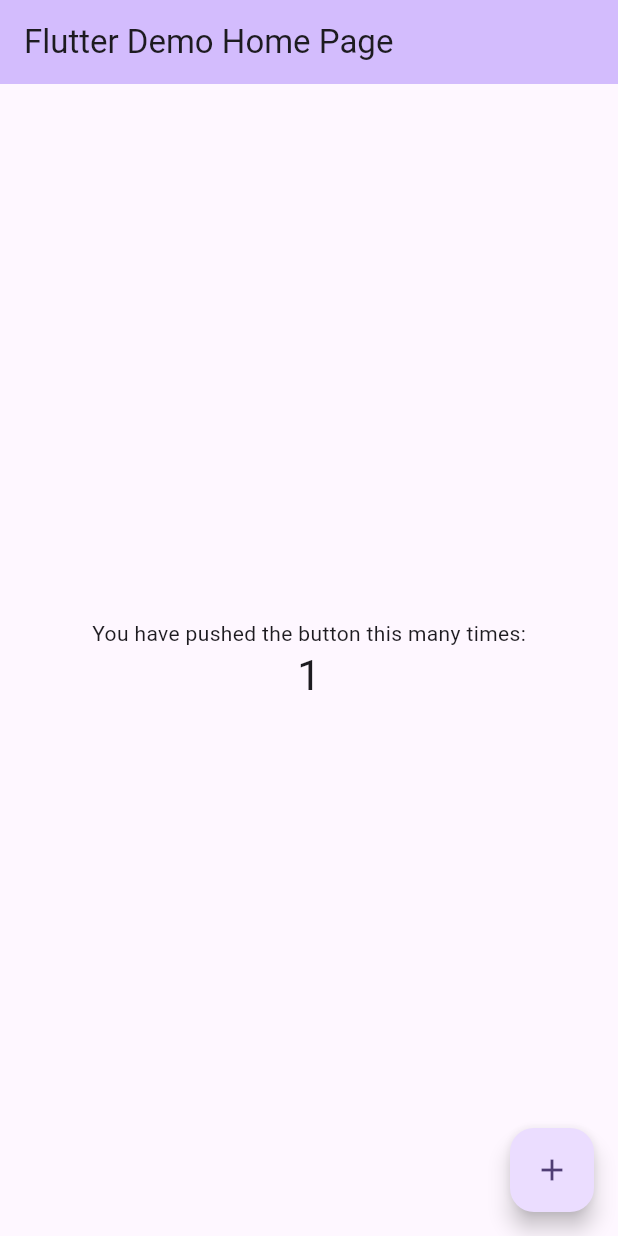
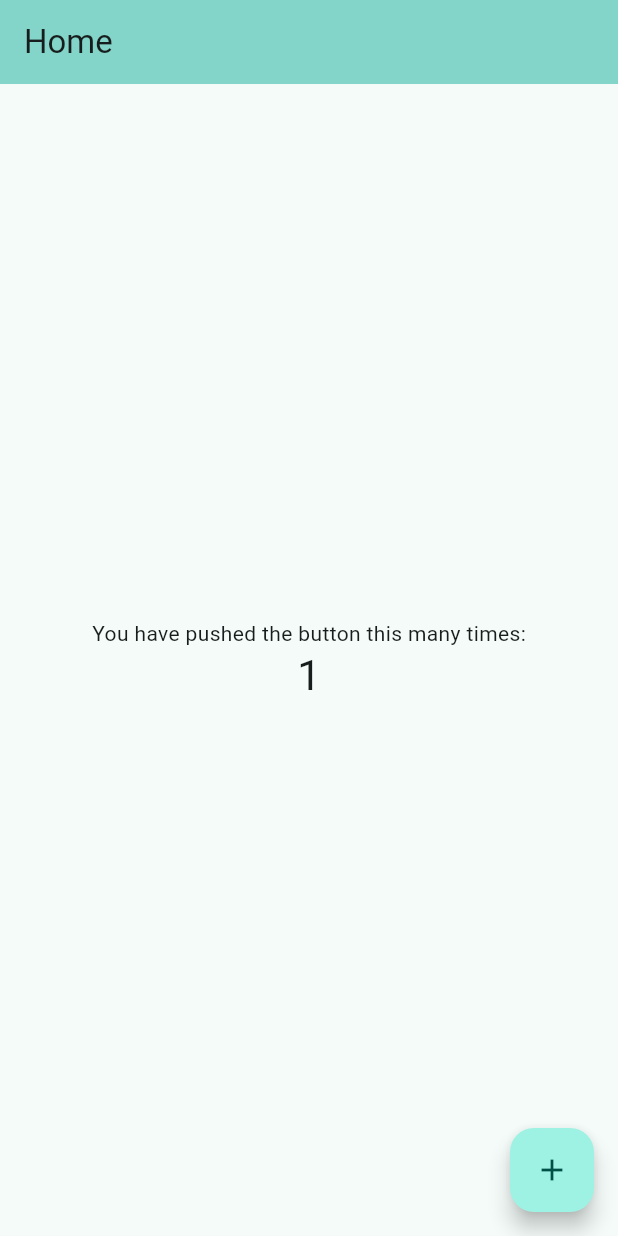
Before and after one commit to iamsongdeng/flutter_getx_template, a Flutter app: the screen it shows after launch, after a tap on the "add" icon, on a phone screen of 412 x 824 dp. Run offline on Flutter 3.47's test engine with Material 3 defaults, Android fonts, the phone set to English and light mode, and no system bars.

Commit message:
调整目录结构

```diff
--- /dev/null
+++ b/lib/common/global/app_global.dart
@@ -0,0 +1,7 @@
+import 'package:flutter/material.dart';
+
+class AppGlobal {
+  static Future init() async {
+    WidgetsFlutterBinding.ensureInitialized();
+  }
+}
--- a/lib/main.dart
+++ b/lib/main.dart
@@ -1,7 +1,10 @@
 import 'package:flutter/material.dart';
+import 'package:flutter_getx_template/common/global/app_global.dart';
+import 'package:flutter_getx_template/pages/home/my_home_page.dart';
+import 'package:flutter_getx_template/pages/home/home_page.dart';
 
 void main() {
-  runApp(const MyApp());
+  AppGlobal.init().then((_) => runApp(const MyApp()));
 }
 
 class MyApp extends StatelessWidget {
@@ -13,113 +16,10 @@ class MyApp extends StatelessWidget {
     return MaterialApp(
       title: 'Flutter Demo',
       theme: ThemeData(
-        // This is the theme of your application.
-        //
-        // TRY THIS: Try running your application with "flutter run". You'll see
-        // the application has a purple toolbar. Then, without quitting the app,
-        // try changing the seedColor in the colorScheme below to Colors.green
-        // and then invoke "hot reload" (save your changes or press the "hot
-        // reload" button in a Flutter-supported IDE, or press "r" if you used
-        // the command line to start the app).
-        //
-        // Notice that the counter didn't reset back to zero; the application
-        // state is not lost during the reload. To reset the state, use hot
-        // restart instead.
-        //
-        // This works for code too, not just values: Most code changes can be
-        // tested with just a hot reload.
-        colorScheme: ColorScheme.fromSeed(seedColor: Colors.deepPurple),
+        colorScheme: ColorScheme.fromSeed(seedColor: Colors.teal),
         useMaterial3: true,
       ),
-      home: const MyHomePage(title: 'Flutter Demo Home Page'),
+      home: const HomePage(),
     );
   }
 }
-
-class MyHomePage extends StatefulWidget {
-  const MyHomePage({super.key, required this.title});
-
-  // This widget is the home page of your application. It is stateful, meaning
-  // that it has a State object (defined below) that contains fields that affect
-  // how it looks.
-
-  // This class is the configuration for the state. It holds the values (in this
-  // case the title) provided by the parent (in this case the App widget) and
-  // used by the build method of the State. Fields in a Widget subclass are
-  // always marked "final".
-
-  final String title;
-
-  @override
-  State<MyHomePage> createState() => _MyHomePageState();
-}
-
-class _MyHomePageState extends State<MyHomePage> {
-  int _counter = 0;
-
-  void _incrementCounter() {
-    setState(() {
-      // This call to setState tells the Flutter framework that something has
-      // changed in this State, which causes it to rerun the build method below
-      // so that the display can reflect the updated values. If we changed
-      // _counter without calling setState(), then the build method would not be
-      // called again, and so nothing would appear to happen.
-      _counter++;
-    });
-  }
-
-  @override
-  Widget build(BuildContext context) {
-    // This method is rerun every time setState is called, for instance as done
-    // by the _incrementCounter method above.
-    //
-    // The Flutter framework has been optimized to make rerunning build methods
-    // fast, so that you can just rebuild anything that needs updating rather
-    // than having to individually change instances of widgets.
-    return Scaffold(
-      appBar: AppBar(
-        // TRY THIS: Try changing the color here to a specific color (to
-        // Colors.amber, perhaps?) and trigger a hot reload to see the AppBar
-        // change color while the other colors stay the same.
-        backgroundColor: Theme.of(context).colorScheme.inversePrimary,
-        // Here we take the value from the MyHomePage object that was created by
-        // the App.build method, and use it to set our appbar title.
-        title: Text(widget.title),
-      ),
-      body: Center(
-        // Center is a layout widget. It takes a single child and positions it
-        // in the middle of the parent.
-        child: Column(
-          // Column is also a layout widget. It takes a list of children and
-          // arranges them vertically. By default, it sizes itself to fit its
-          // children horizontally, and tries to be as tall as its parent.
-          //
-          // Column has various properties to control how it sizes itself and
-          // how it positions its children. Here we use mainAxisAlignment to
-          // center the children vertically; the main axis here is the vertical
-          // axis because Columns are vertical (the cross axis would be
-          // horizontal).
-          //
-          // TRY THIS: Invoke "debug painting" (choose the "Toggle Debug Paint"
-          // action in the IDE, or press "p" in the console), to see the
-          // wireframe for each widget.
-          mainAxisAlignment: MainAxisAlignment.center,
-          children: <Widget>[
-            const Text(
-              'You have pushed the button this many times:',
-            ),
-            Text(
-              '$_counter',
-              style: Theme.of(context).textTheme.headlineMedium,
-            ),
-          ],
-        ),
-      ),
-      floatingActionButton: FloatingActionButton(
-        onPressed: _incrementCounter,
-        tooltip: 'Increment',
-        child: const Icon(Icons.add),
-      ), // This trailing comma makes auto-formatting nicer for build methods.
-    );
-  }
-}
--- /dev/null
+++ b/lib/pages/home/home_page.dart
@@ -0,0 +1,47 @@
+import 'package:flutter/material.dart';
+
+class HomePage extends StatefulWidget {
+  const HomePage({super.key});
+
+  @override
+  State<HomePage> createState() => _HomePageState();
+}
+
+class _HomePageState extends State<HomePage> {
+  int _counter = 0;
+
+  void _incrementCounter() {
+    setState(() {
+      _counter++;
+    });
+  }
+
+  @override
+  Widget build(BuildContext context) {
+    return Scaffold(
+      appBar: AppBar(
+        backgroundColor: Theme.of(context).colorScheme.inversePrimary,
+        title: const Text('Home'),
+      ),
+      body: Center(
+        child: Column(
+          mainAxisAlignment: MainAxisAlignment.center,
+          children: <Widget>[
+            const Text(
+              'You have pushed the button this many times:',
+            ),
+            Text(
+              '$_counter',
+              style: Theme.of(context).textTheme.headlineMedium,
+            ),
+          ],
+        ),
+      ),
+      floatingActionButton: FloatingActionButton(
+        onPressed: _incrementCounter,
+        tooltip: 'Increment',
+        child: const Icon(Icons.add),
+      ),
+    );
+  }
+}
```
Also changed, not shown: lib/pages/home/my_home_page.dart (added, +89 -0 lines), 1 other file.
